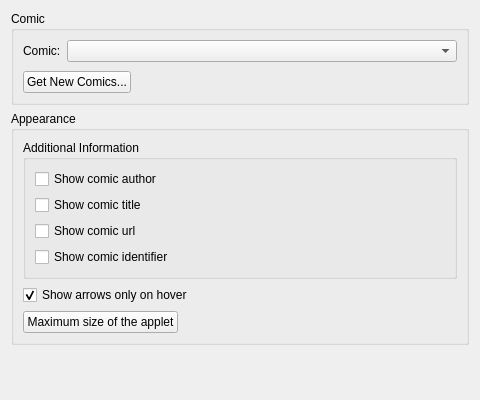
KDE/kdeplasma-addons, file applets/comic/config.ui: the form before one commit.
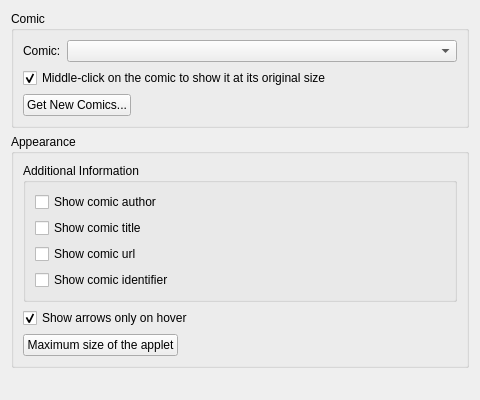
The form after the commit.

Commit message: The "middle click on comic" is an option in the configuration now, to make that feature better known.

What changed in the file:
```diff
--- a/applets/comic/config.ui
+++ b/applets/comic/config.ui
@@ -60,6 +60,16 @@
           </item>
          </layout>
         </item>
+        <item>
+         <widget class="QCheckBox" name="checkBox_middle" >
+          <property name="text" >
+           <string>Middle-click on the comic to show it at its original size</string>
+          </property>
+          <property name="checked" >
+           <bool>true</bool>
+          </property>
+         </widget>
+        </item>
         <item>
          <spacer name="verticalSpacer_2" >
           <property name="orientation" >
```
The commit also changes 4 other files.
